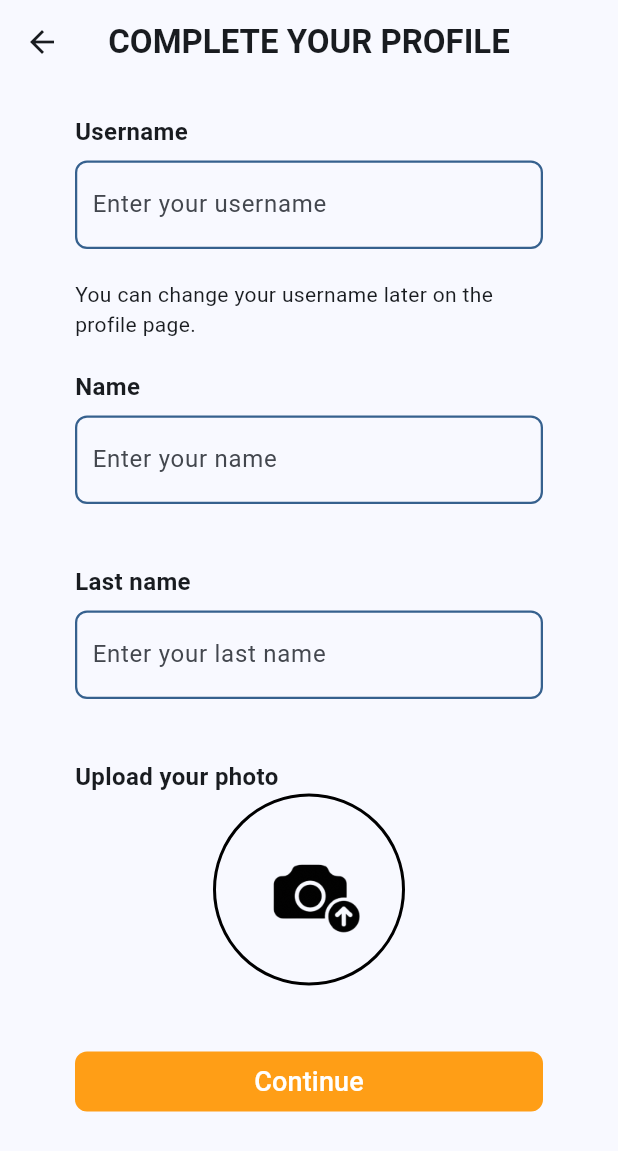
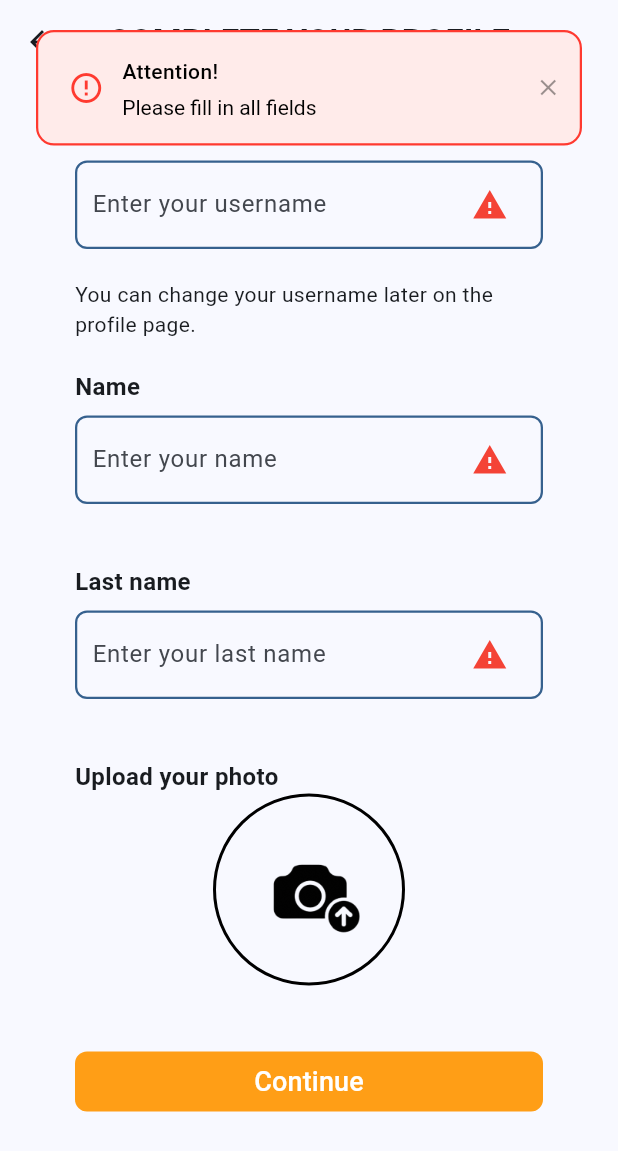
Before and after one commit to amarosv/SongSwipe, a Flutter app: the CompleteProfileView screen opened directly, after a tap on "Continue", on a phone screen of 412 x 824 dp. Shown: the top 1151 px of the screen. Run offline on Flutter 3.47's test engine with Material 3 defaults, Android fonts, the phone set to English and light mode, and no system bars; our stand-ins replace firebase_auth, firebase_core, flutter_dotenv, flutter_riverpod, go_router, image_cropper and 3 more; accounts and stored records are empty; generated files the repository leaves out were written again.

Commit message:
La pantalla de completar perfil muestra que campos faltan por rellenar

```diff
--- a/lib/config/languages/app_en.arb
+++ b/lib/config/languages/app_en.arb
@@ -41,5 +41,7 @@
     "sent": "sent!",
     "resent": "we've sent you another email",
     "verified": "verified!",
-    "verified_email": "you have verified your email"
+    "verified_email": "you have verified your email",
+    "attention": "attention!",
+    "fill_fields": "please fill in all fields"
 }
--- a/lib/config/languages/app_es.arb
+++ b/lib/config/languages/app_es.arb
@@ -41,5 +41,7 @@
     "sent": "enviado!",
     "resent": "te hemos enviado otro email de verificación",
     "verified": "verificado!",
-    "verified_email": "has verificado tu email"
+    "verified_email": "has verificado tu email",
+    "attention": "atención!",
+    "fill_fields": "por favor, rellena todos los campos"
 }
--- a/lib/config/languages/app_it.arb
+++ b/lib/config/languages/app_it.arb
@@ -41,5 +41,7 @@
     "sent": "inviato!",
     "resent": "abbiamo inviato un nuovo e-mail",
     "verified": "verificato!",
-    "verified_email": "hai verificato la tua email"
+    "verified_email": "hai verificato la tua email",
+    "attention": "attenzione!",
+    "fill_fields": "si prega di compilare tutti i campi"
 }
--- a/lib/presentation/views/complete_profile_view.dart
+++ b/lib/presentation/views/complete_profile_view.dart
@@ -11,6 +11,7 @@ import 'package:image_picker/image_picker.dart';
 import 'package:songswipe/config/constants/environment.dart';
 import 'package:songswipe/helpers/export_helpers.dart';
 import 'package:songswipe/presentation/widgets/export_widgets.dart';
+import 'package:toastification/toastification.dart';
 
 class CompleteProfileView extends StatefulWidget {
   const CompleteProfileView({super.key});
@@ -22,6 +23,10 @@ class CompleteProfileView extends StatefulWidget {
 class _CompleteProfileViewState extends State<CompleteProfileView> {
   // Constante que almacena la ruta a las imagenes
   final String assetsPath = 'assets/images/useful';
+
+  bool _usernameRequired = false;
+  bool _nameRequired = false;
+  bool _lastNameRequired = false;
 
   bool _usernameExists = false;
   Timer? _debounce;
@@ -41,7 +46,19 @@ class _CompleteProfileViewState extends State<CompleteProfileView> {
     usernameController = TextEditingController();
     usernameController.addListener(_onUsernameChanged);
     nameController = TextEditingController();
+    nameController.addListener(() {
+      // Quitamos el alert
+      setState(() {
+        _nameRequired = false;
+      });
+    });
     lastNameController = TextEditingController();
+    lastNameController.addListener(() {
+      // Quitamos el alert
+      setState(() {
+        _lastNameRequired = false;
+      });
+    });
   }
 
   @override
@@ -57,6 +74,11 @@ class _CompleteProfileViewState extends State<CompleteProfileView> {
   void _onUsernameChanged() {
     _debounce?.cancel();
     String username = usernameController.text;
+
+    // Quitamos el alert
+    setState(() {
+      _usernameRequired = false;
+    });
 
     // Primero comprobamos que el username no esté vacío y sea de al menos 4 caracteres
     if (username.isNotEmpty && username.length >= 4) {
@@ -138,11 +160,15 @@ class _CompleteProfileViewState extends State<CompleteProfileView> {
     User user = FirebaseAuth.instance.currentUser!;
     String uid = user.uid;
     String email = user.email!;
+    String name = nameController.text;
+    String lastName = lastNameController.text;
+    String username = usernameController.text;
 
     String urlImage = 'https://i.ibb.co/tTR5wWd9/default-profile.jpg';
 
     // Guardamos la foto y la obtenemos
-    Uri url = Uri.parse('https://api.imgbb.com/1/upload?name=$uid-${DateTime.now()}');
+    Uri url =
+        Uri.parse('https://api.imgbb.com/1/upload?name=$uid-${DateTime.now()}');
 
     if (_image != null) {
       // 1. Leer los bytes de la imagen
@@ -176,16 +202,18 @@ class _CompleteProfileViewState extends State<CompleteProfileView> {
       },
       body: jsonEncode({
         'uid': uid,
-        'name': nameController.text,
-        'lastName': lastNameController.text,
+        'name': name,
+        'lastName': lastName,
         'email': email,
         'photoURL': urlImage,
         'dateJoining': 'null',
-        'username': usernameController.text,
+        'username': username,
         'userDeleted': false,
         'userBlocked': false
       }),
     );
+
+    print(response.body);
   }
 
   @override
@@ -216,7 +244,12 @@ class _CompleteProfileViewState extends State<CompleteProfileView> {
               placeholder: capitalizeFirstLetter(
                   text: localization.username_placeholder),
               textEditingController: usernameController,
-              icon: usernameController.text.isNotEmpty &&
+              icon: _usernameRequired
+                  ? Icon(
+                      Icons.warning,
+                      color: Colors.red,
+                    )
+                  : usernameController.text.isNotEmpty &&
                           usernameController.text.length >= 4
                       ? _usernameExists
                           ? Icon(
@@ -244,7 +277,12 @@ class _CompleteProfileViewState extends State<CompleteProfileView> {
                 placeholder:
                     capitalizeFirstLetter(text: localization.name_placeholder),
                 textEditingController: nameController,
-            ),
+                icon: _nameRequired
+                    ? Icon(
+                        Icons.warning,
+                        color: Colors.red,
+                      )
+                    : null),
 
             // Espaciado
             Padding(padding: EdgeInsets.symmetric(vertical: 20)),
@@ -256,7 +294,12 @@ class _CompleteProfileViewState extends State<CompleteProfileView> {
                 placeholder: capitalizeFirstLetter(
                     text: localization.lastname_placeholder),
                 textEditingController: lastNameController,
-            ),
+                icon: _lastNameRequired
+                    ? Icon(
+                        Icons.warning,
+                        color: Colors.red,
+                      )
+                    : null),
 
             // Espaciado
             Padding(padding: EdgeInsets.symmetric(vertical: 20)),
@@ -305,7 +348,45 @@ class _CompleteProfileViewState extends State<CompleteProfileView> {
             CustomButton(
                 backgroundColor: Color(0xFFFF9E16),
                 onPressed: () {
+                  String name = nameController.text;
+                  String lastName = lastNameController.text;
+                  String username = usernameController.text;
+
+                  // Primero comprueba que estén los campos rellenos
+                  if (username.isNotEmpty &&
+                      name.isNotEmpty &&
+                      lastName.isNotEmpty) {
                     _register();
+                  } else {
+                    // Mostramos la notificación
+                    toastification.show(
+                      type: ToastificationType.error,
+                      context: context,
+                      style: ToastificationStyle.flatColored,
+                      title: Text(
+                          capitalizeFirstLetter(text: localization.attention)),
+                      description: RichText(
+                          text: TextSpan(
+                              text: capitalizeFirstLetter(
+                                  text: localization.fill_fields),
+                              style: TextStyle(color: Colors.black))),
+                      autoCloseDuration: const Duration(seconds: 3),
+                    );
+
+                    setState(() {
+                      if (username.isEmpty) {
+                        _usernameRequired = true;
+                      }
+
+                      if (name.isEmpty) {
+                        _nameRequired = true;
+                      }
+
+                      if (lastName.isEmpty) {
+                        _lastNameRequired = true;
+                      }
+                    });
+                  }
                 },
                 text: localization.continue_s)
           ],
```
Lines whose indentation alone changed are shown as unchanged.
